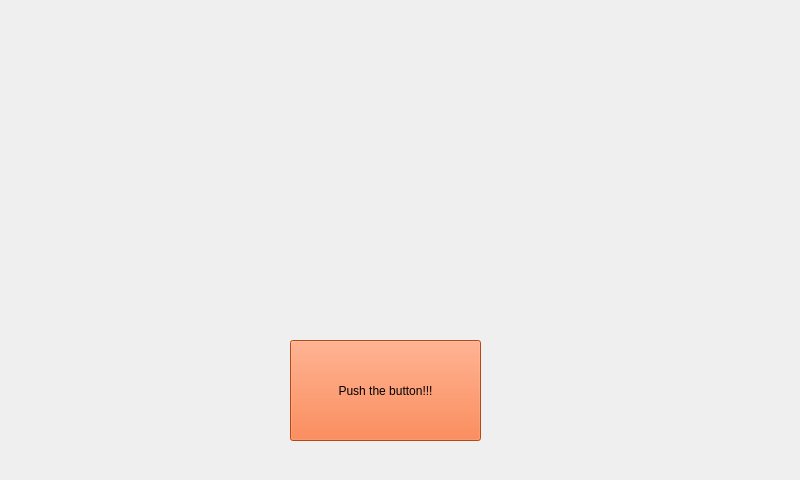
MaksMacioszczyk/cameraControllGui, file form_main.ui: the form before one commit.
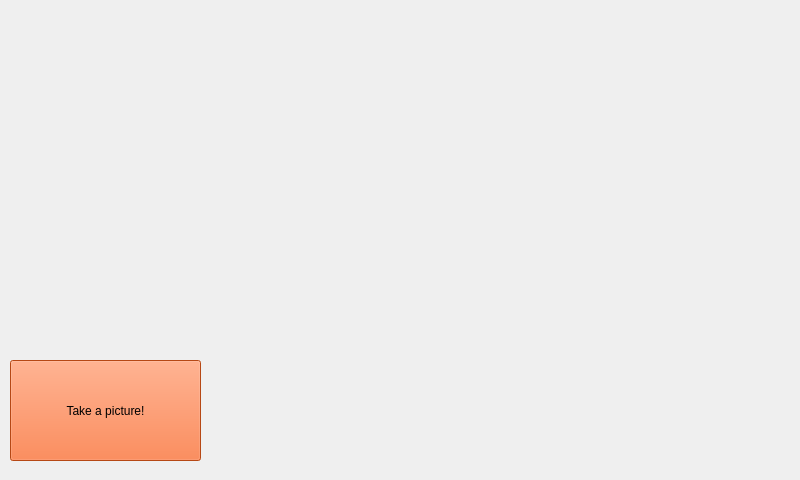
The form after the commit. Icons and pictures are not drawn.

Commit message: Pops up image in GUI

```diff
--- a/form_main.ui
+++ b/form_main.ui
@@ -62,8 +62,8 @@
    <widget class="QPushButton" name="Button_1">
     <property name="geometry">
      <rect>
-      <x>290</x>
-      <y>340</y>
+      <x>10</x>
+      <y>360</y>
       <width>191</width>
       <height>101</height>
      </rect>
@@ -76,14 +76,14 @@
 font: 75 14pt &quot;Bitstream Vera Sans&quot;;</string>
     </property>
     <property name="text">
-     <string>Push the button!!!</string>
+     <string>Take a picture!</string>
     </property>
    </widget>
    <widget class="QLabel" name="Label_1">
     <property name="geometry">
      <rect>
-      <x>310</x>
-      <y>220</y>
+      <x>30</x>
+      <y>240</y>
       <width>151</width>
       <height>81</height>
      </rect>
@@ -103,6 +103,25 @@
      <set>Qt::AlignCenter</set>
     </property>
    </widget>
+   <widget class="QLabel" name="Label_image">
+    <property name="geometry">
+     <rect>
+      <x>260</x>
+      <y>60</y>
+      <width>501</width>
+      <height>361</height>
+     </rect>
+    </property>
+    <property name="text">
+     <string/>
+    </property>
+    <property name="pixmap">
+     <pixmap>../../Pictures/Canon_700D/PIC_29-09-20--09:56:39.jpg</pixmap>
+    </property>
+    <property name="scaledContents">
+     <bool>true</bool>
+    </property>
+   </widget>
   </widget>
  </widget>
  <layoutdefault spacing="6" margin="11"/>
```
The commit also changes 3 other files.
